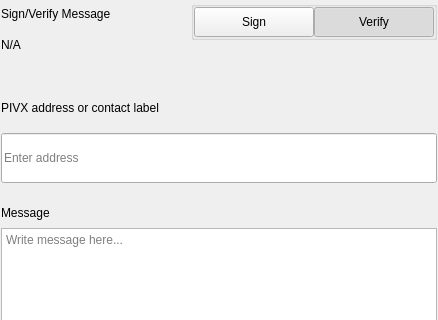
Old version of the form src/qt/mk2x/settings/forms/settingssignmessagewidgets.ui in the repository mk2crypto/MK2; both pictures show x 0 to 438 and y 0 to 320 of the 438 by 579 pixel window.
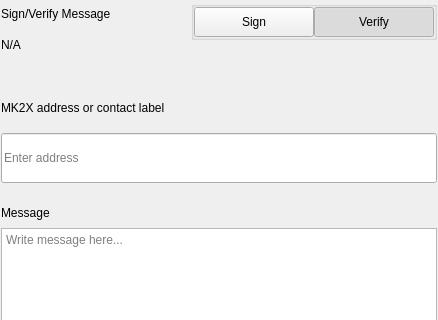
New version of the form.

Diff of the .ui file:
```diff
--- a/src/qt/mk2x/settings/forms/settingssignmessagewidgets.ui
+++ b/src/qt/mk2x/settings/forms/settingssignmessagewidgets.ui
@@ -276,7 +276,7 @@
                </size>
               </property>
               <property name="text">
-               <string>PIVX address or contact label</string>
+               <string>MK2X address or contact label</string>
               </property>
              </widget>
             </item>
```
